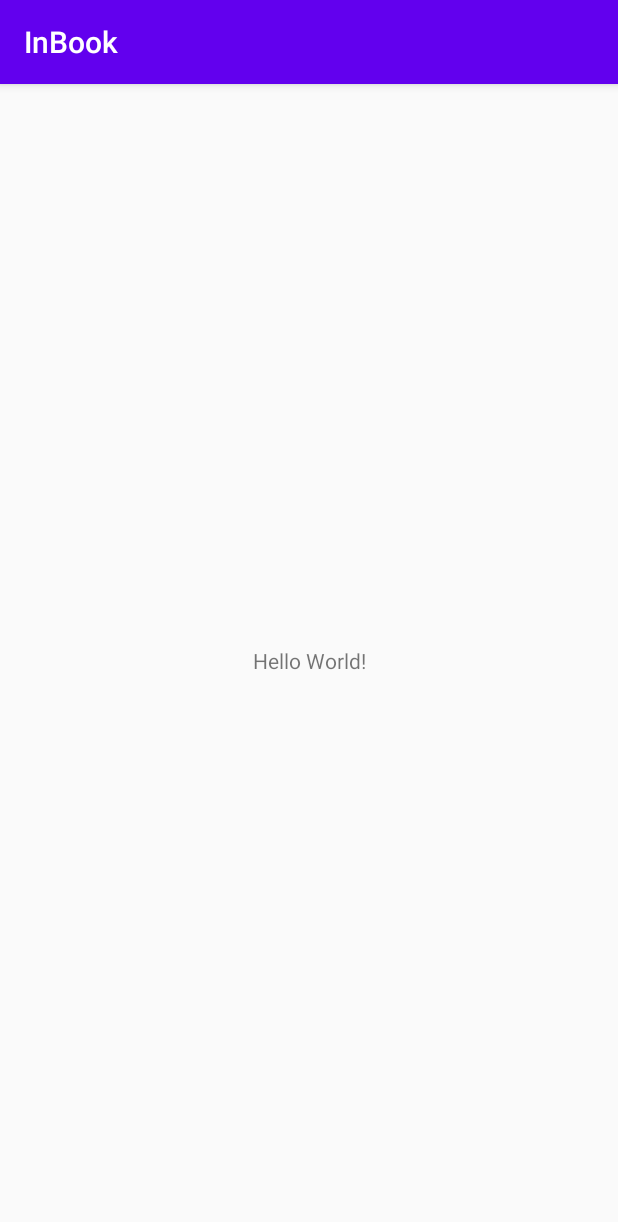
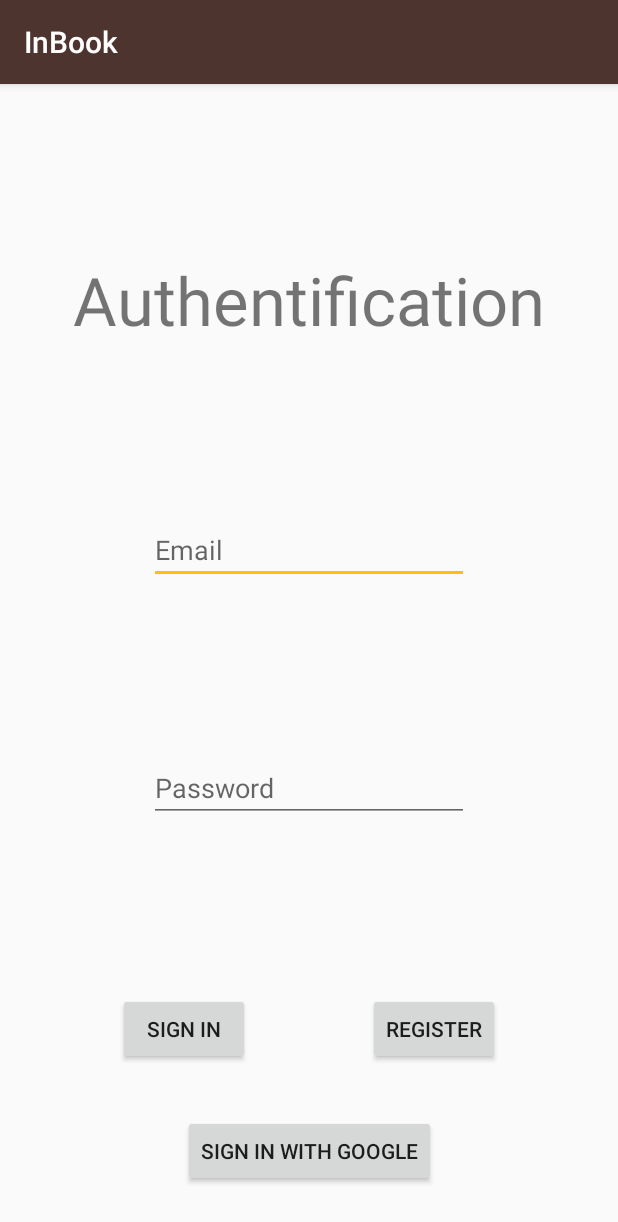
Before and after one commit to DinaShafeeva/InBookProject, an Android app: the screen it shows after launch (MainActivity before the commit, AuthActivity after it), on a phone screen of 412 x 824 dp. Shown: the top 1222 px of the screen. Run offline under Robolectric (Android 15) with nearby library versions, the phone set to English and light mode, and no system bars; our stand-ins replace Firebase (no records; nobody signed in at launch, a user with empty details on screens opened directly).

Commit message:
Added authentication

```diff
--- a/app/src/main/AndroidManifest.xml
+++ b/app/src/main/AndroidManifest.xml
@@ -9,7 +9,8 @@
         android:roundIcon="@mipmap/ic_launcher_round"
         android:supportsRtl="true"
         android:theme="@style/AppTheme">
-        <activity android:name=".MainActivity">
+        <activity android:name=".app.MainActivity"></activity>
+        <activity android:name=".app.AuthActivity">
             <intent-filter>
                 <action android:name="android.intent.action.MAIN" />
 
--- /dev/null
+++ b/app/src/main/java/com/example/inbook/app/AuthActivity.kt
@@ -0,0 +1,46 @@
+package com.example.inbook.app
+
+import android.os.Bundle
+import androidx.appcompat.app.AppCompatActivity
+import com.example.inbook.R
+import com.example.inbook.domain.Authentication
+import com.google.android.gms.auth.api.signin.GoogleSignIn
+import com.google.android.gms.auth.api.signin.GoogleSignInClient
+import com.google.android.gms.auth.api.signin.GoogleSignInOptions
+import com.google.android.gms.common.api.ApiException
+import com.google.firebase.auth.FirebaseAuth
+import kotlinx.android.synthetic.main.activity_auth.*
+
+
+class AuthActivity : AppCompatActivity() {
+    private lateinit var mAuth: FirebaseAuth
+    private lateinit var googleSignInClient: GoogleSignInClient
+
+    override fun onCreate(savedInstanceState: Bundle?) {
+        super.onCreate(savedInstanceState)
+        setContentView(R.layout.activity_auth)
+
+        mAuth = FirebaseAuth.getInstance()
+
+        val gso = GoogleSignInOptions.Builder(GoogleSignInOptions.DEFAULT_SIGN_IN)
+            .requestIdToken(getString(R.string.default_web_client_id))
+            .requestEmail()
+            .build()
+        googleSignInClient = GoogleSignIn.getClient(this, gso)
+
+        val authentication: Authentication = Authentication(mAuth)
+        val btn_reg = btn_register.setOnClickListener() {x ->
+            authentication.createAccount(et_email.text.toString(), et_password.text.toString(), baseContext, this)}
+        val btn_auth = btn_auth.setOnClickListener() {x ->
+            authentication.signIn(et_email.text.toString(), et_password.text.toString(), baseContext, this)}
+        val btn_google_sign_in = btn_google_sign_in.setOnClickListener(){ x ->
+            authentication.signInWithGoogle(GoogleSignIn.getSignedInAccountFromIntent(intent)?.
+                getResult(ApiException::class.java)!!,baseContext,this)
+        }
+    }
+
+    public override fun onStart() {
+        super.onStart()
+        val currentUser = mAuth.currentUser
+    }
+}
--- /dev/null
+++ b/app/src/main/res/layout/activity_auth.xml
@@ -0,0 +1,81 @@
+<?xml version="1.0" encoding="utf-8"?>
+<androidx.constraintlayout.widget.ConstraintLayout xmlns:android="http://schemas.android.com/apk/res/android"
+    xmlns:app="http://schemas.android.com/apk/res-auto"
+    xmlns:tools="http://schemas.android.com/tools"
+    android:layout_width="match_parent"
+    android:layout_height="match_parent"
+    tools:context=".app.AuthActivity">
+
+    <TextView
+        android:id="@+id/tv_auth"
+        android:layout_width="wrap_content"
+        android:layout_height="wrap_content"
+        android:text="Authentification"
+        android:textSize="20pt"
+        app:layout_constraintBottom_toTopOf="@+id/et_email"
+        app:layout_constraintEnd_toEndOf="parent"
+        app:layout_constraintHorizontal_bias="0.5"
+        app:layout_constraintStart_toStartOf="parent"
+        app:layout_constraintTop_toTopOf="parent" />
+
+    <EditText
+        android:id="@+id/et_email"
+        android:layout_width="wrap_content"
+        android:layout_height="wrap_content"
+        android:ems="10"
+        android:hint="Email"
+        android:inputType="textEmailAddress"
+        app:layout_constraintBottom_toTopOf="@+id/et_password"
+        app:layout_constraintEnd_toEndOf="parent"
+        app:layout_constraintHorizontal_bias="0.5"
+        app:layout_constraintStart_toStartOf="parent"
+        app:layout_constraintTop_toBottomOf="@+id/tv_auth" />
+
+    <EditText
+        android:id="@+id/et_password"
+        android:layout_width="wrap_content"
+        android:layout_height="wrap_content"
+        android:ems="10"
+        android:hint="Password"
+        android:inputType="textPassword"
+        app:layout_constraintBottom_toTopOf="@+id/btn_auth"
+        app:layout_constraintEnd_toEndOf="parent"
+        app:layout_constraintHorizontal_bias="0.5"
+        app:layout_constraintStart_toStartOf="parent"
+        app:layout_constraintTop_toBottomOf="@+id/et_email" />
+
+    <Button
+        android:id="@+id/btn_auth"
+        android:layout_width="wrap_content"
+        android:layout_height="wrap_content"
+        android:text="Sign in"
+        app:layout_constraintBottom_toBottomOf="parent"
+        app:layout_constraintEnd_toStartOf="@id/btn_register"
+        app:layout_constraintHorizontal_bias="0.5"
+        app:layout_constraintStart_toStartOf="parent"
+        app:layout_constraintTop_toBottomOf="@+id/et_password" />
+
+    <Button
+        android:id="@+id/btn_register"
+        android:layout_width="wrap_content"
+        android:layout_height="wrap_content"
+        android:text="Register"
+        app:layout_constraintBottom_toBottomOf="parent"
+        app:layout_constraintEnd_toEndOf="parent"
+        app:layout_constraintHorizontal_bias="0.5"
+        app:layout_constraintStart_toEndOf="@id/btn_auth"
+        app:layout_constraintTop_toBottomOf="@+id/et_password" />
+
+    <Button
+        android:id="@+id/btn_google_sign_in"
+        android:layout_width="wrap_content"
+        android:layout_height="wrap_content"
+        android:text="Sign in with Google"
+        app:layout_constraintBottom_toBottomOf="parent"
+        app:layout_constraintEnd_toEndOf="parent"
+        app:layout_constraintHorizontal_bias="0.5"
+        app:layout_constraintStart_toStartOf="parent"
+        app:layout_constraintTop_toBottomOf="@+id/btn_auth" />
+
+
+</androidx.constraintlayout.widget.ConstraintLayout>
--- a/app/src/main/res/values/colors.xml
+++ b/app/src/main/res/values/colors.xml
@@ -1,6 +1,6 @@
 <?xml version="1.0" encoding="utf-8"?>
 <resources>
-    <color name="colorPrimary">#6200EE</color>
-    <color name="colorPrimaryDark">#3700B3</color>
-    <color name="colorAccent">#03DAC5</color>
+    <color name="colorPrimary">#4e342e</color>
+    <color name="colorPrimaryDark">#3e2723</color>
+    <color name="colorAccent">#FFC107</color>
 </resources>
--- a/build.gradle
+++ b/build.gradle
@@ -10,6 +10,8 @@ buildscript {
     dependencies {
         classpath 'com.android.tools.build:gradle:3.6.1'
         classpath "org.jetbrains.kotlin:kotlin-gradle-plugin:$kotlin_version"
+        classpath 'com.google.gms:google-services:4.3.3'
+
 
         // NOTE: Do not place your application dependencies here; they belong
         // in the individual module build.gradle files
```
Also changed, not shown: app/build.gradle (+16 -1 lines), app/src/main/java/com/example/inbook/domain/Authentication.kt (added, +84 -0 lines), app/src/main/res/menu/b_n_menu.xml (added, +20 -0 lines), app/src/main/res/values/strings.xml (+10 -0 lines), 2 other files.
